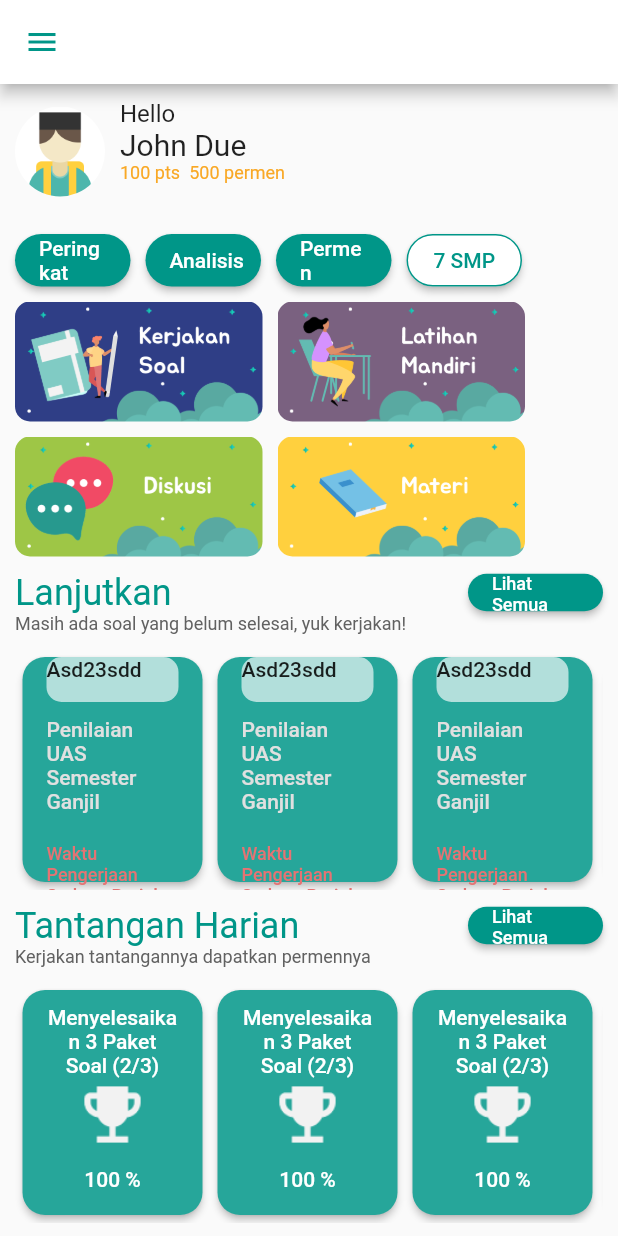
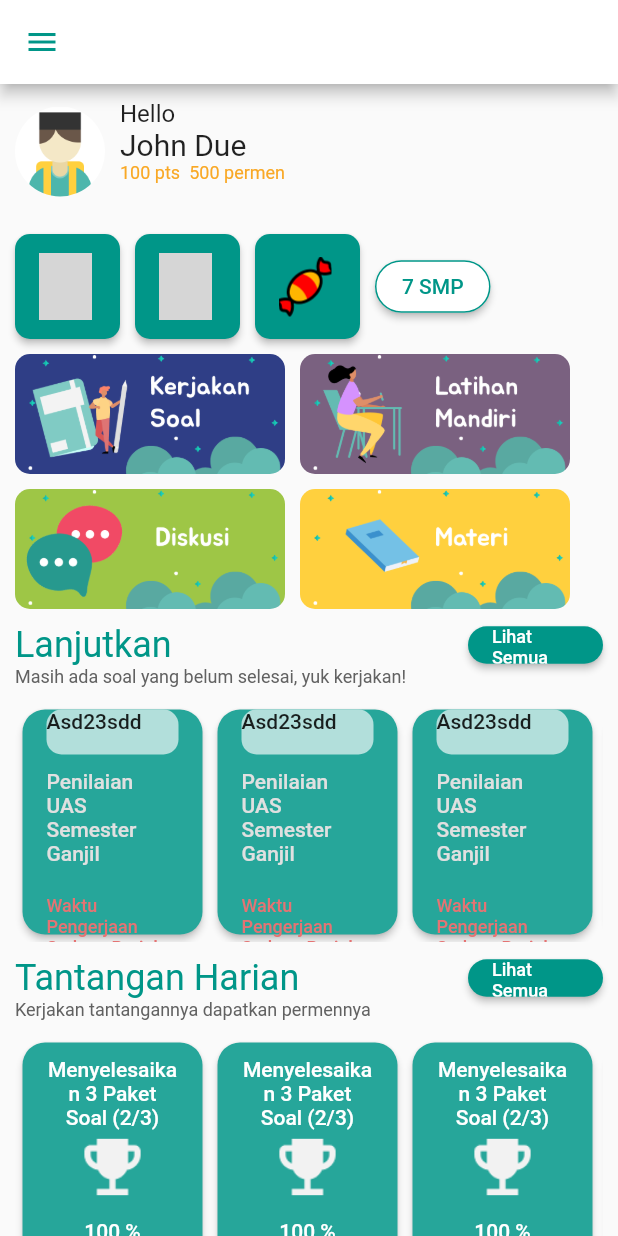
Before and after one commit to zulham724/flutter_siswapai, a Flutter app: the screen it shows after launch, after a tap on "Daftar", on a phone screen of 412 x 824 dp. Run offline on Flutter 3.47's test engine with Material 2 defaults, Android fonts, the phone set to English and light mode, and no system bars; our stand-ins replace get; grey boxes are pictures that could not be loaded.

Commit message:
Menu beranda.dart
Pemasangan logo sesuai menu "Analisis-Peringkat-Permen"

```diff
--- a/lib/Beranda.dart
+++ b/lib/Beranda.dart
@@ -1,17 +1,13 @@
-import 'package:androidflutter/HalamanRegister.dart';
 import 'package:flutter/material.dart';
 import 'package:androidflutter/Kotak.dart';
 import 'package:get/get.dart';
 import 'package:androidflutter/Peringkat.dart';
 import 'package:androidflutter/Analisis.dart';
-import 'package:androidflutter/Permen.dart';
 
 class BerandaPage extends StatelessWidget {
-  @override
   final List<Widget> quis = List<Widget>.generate(5, (i) => new Kotak());
   final List<Widget> lives = List<Widget>.generate(5, (i) => new Live());
-  final List<Widget> tantangan =
-      List<Widget>.generate(5, (i) => new Tantangan());
+  final List<Widget> tantangan = List<Widget>.generate(5, (i) => new Tantangan());
   Widget build(BuildContext context) {
     return Scaffold(
       appBar: AppBar(
@@ -32,7 +28,8 @@ class BerandaPage extends StatelessWidget {
           children: <Widget>[
             Row(
               children: <Widget>[
-                Container(
+                //Menu paling atas, menu Profile Picture
+                Container( //Profile Picture
                   height: 60.0,
                   width: 60.0,
                   decoration: BoxDecoration(
@@ -83,45 +80,35 @@ class BerandaPage extends StatelessWidget {
             SizedBox(
               height: 20.0,
             ),
+            //Break antara "Profile Picture" dengan "Peringkat-Analisis-Permen-Kelas Murid"
             Row(
               children: <Widget>[
-                Container(
-                  height: 35.0,
-                  width: 77.0,
+                Container( //Menu Peringkat
+                  height: 70.0,
+                  width: 70.0,
                   child: RaisedButton(
                     shape: RoundedRectangleBorder(
-                      borderRadius: BorderRadius.circular(18.0),
+                      borderRadius: BorderRadius.circular(10.0),
                     ),
-                    onPressed: () => Get.to(() => Peringkat(),
-                        transition: Transition.leftToRight),
-                    color: Colors.teal,
-                    textColor: Colors.white,
-                    child: Text("Peringkat", style: TextStyle(fontSize: 14)),
-                  ),
-                ),
-                SizedBox(
-                  width: 10.0,
-                ),
-                Container(
-                  height: 35.0,
-                  width: 77.0,
-                  child: RaisedButton(
-                    shape: RoundedRectangleBorder(
-                      borderRadius: BorderRadius.circular(18.0),
-                    ),
-                    onPressed: () => Get.to(() => Analisis()),
+                    onPressed: () => Get.to(() => Peringkat()),
                     color: Colors.teal,
                     textColor: Colors.white,
                     child: Row(
                       children: <Widget>[
-                        Container(
-                          decoration: BoxDecoration(
-                            image: DecorationImage(
-                              image: AssetImage('assets/images/pp_laki.png'),
-                            ),
-                          ),
+                        GestureDetector(
+
+                      child: Container(
+                        width: 35.0,
+                        height: 45.0,
+                        decoration: BoxDecoration(
+                          image: DecorationImage(
+                              image:
+                                  AssetImage("assets/images/beranda_peringkat.png"),
+                              fit: BoxFit.cover),
+                          borderRadius: BorderRadius.circular(1.0),
                         ),
-                        Text("Analisis")
+                      ),
+                      onTap: () {}),
                       ],
                     ),
                   ),
@@ -129,26 +116,76 @@ class BerandaPage extends StatelessWidget {
                 SizedBox(
                   width: 10.0,
                 ),
-                Container(
-                  height: 35.0,
-                  width: 77.0,
+
+                Container( //Menu Analisis
+                  height: 70.0,
+                  width: 70.0,
                   child: RaisedButton(
                     shape: RoundedRectangleBorder(
-                      borderRadius: BorderRadius.circular(18.0),
+                      borderRadius: BorderRadius.circular(10.0),
                     ),
-                    onPressed: () => Get.to(
-                      () => Permen(),
-                      transition: Transition.upToDown,
-                    ),
+                    onPressed: () => Get.to(() => Analisis()),
                     color: Colors.teal,
                     textColor: Colors.white,
-                    child: Text("Permen", style: TextStyle(fontSize: 14)),
+                    child: Row(
+                      children: <Widget>[
+                        GestureDetector(
+
+                      child: Container(
+                        width: 35.0,
+                        height: 45.0,
+                        decoration: BoxDecoration(
+                          image: DecorationImage(
+                              image:
+                                  AssetImage("assets/images/beranda_analisis.png"),
+                              fit: BoxFit.cover),
+                          borderRadius: BorderRadius.circular(1.0),
+                        ),
+                      ),
+                      onTap: () {}),
+                      ],
+                    ),
                   ),
                 ),
                 SizedBox(
                   width: 10.0,
                 ),
-                Container(
+
+                Container( //Menu Permen
+                 height: 70.0,
+                  width: 70.0,
+                  child: RaisedButton(
+                    shape: RoundedRectangleBorder(
+                      borderRadius: BorderRadius.circular(10.0),
+                    ),
+                    onPressed: () => Get.to(() => Analisis()),
+                    color: Colors.teal,
+                    textColor: Colors.white,
+                    child: Row(
+                      children: <Widget>[
+                        GestureDetector(
+
+                      child: Container(
+                        width: 35.0,
+                        height: 40.0,
+                        decoration: BoxDecoration(
+                          image: DecorationImage(
+                              image:
+                                  AssetImage("assets/images/beranda_permen.png"),
+                              fit: BoxFit.cover),
+                          borderRadius: BorderRadius.circular(0.1),
+                        ),
+                      ),
+                      onTap: () {}),
+                      ],
+                    ),
+                  ),
+                ),
+                SizedBox(
+                  width: 10.0,
+                ),
+
+                Container( //Menu "Kelas Murid"
                   height: 35.0,
                   width: 77.0,
                   child: RaisedButton(
@@ -167,17 +204,18 @@ class BerandaPage extends StatelessWidget {
             SizedBox(
               height: 10.0,
             ),
-            Container(
+            //Break antara "Peringkat-Analisis-Permen-Kelas Murid" dengan "Menu Card"
+            Container( //Menu Card-Card
               child: Row(
                 children: <Widget>[
                   GestureDetector(
-                      child: Container(
-                        width: 165.0,
+                      child: Container( //Card Kerjakan Soal
+                        width: 180.0,
                         height: 80.0,
                         decoration: BoxDecoration(
                           image: DecorationImage(
                               image:
-                                  AssetImage("assets/images/Card-kerjakan.png"),
+                                  AssetImage("assets/images/card_kerjakan.png"),
                               fit: BoxFit.cover),
                           borderRadius: BorderRadius.circular(10.0),
                         ),
@@ -187,13 +225,13 @@ class BerandaPage extends StatelessWidget {
                     width: 10.0,
                   ),
                   GestureDetector(
-                      child: Container(
-                        width: 165.0,
+                      child: Container(//Card Latihan Mandiri
+                        width: 180.0,
                         height: 80.0,
                         decoration: BoxDecoration(
                           image: DecorationImage(
                               image: AssetImage(
-                                  "assets/images/Card-Latihan Mandiri.png"),
+                                  "assets/images/card_latihan_mandiri.png"),
                               fit: BoxFit.cover),
                           borderRadius: BorderRadius.circular(10.0),
                         ),
@@ -205,17 +243,18 @@ class BerandaPage extends StatelessWidget {
             SizedBox(
               height: 10.0,
             ),
+
             Container(
               child: Row(
                 children: <Widget>[
                   GestureDetector(
-                      child: Container(
-                        width: 165.0,
+                      child: Container(//Card Diskusi
+                        width: 180.0,
                         height: 80.0,
                         decoration: BoxDecoration(
                           image: DecorationImage(
                               image:
-                                  AssetImage("assets/images/Menu Diskusi.png"),
+                                  AssetImage("assets/images/card_diskusi.png"),
                               fit: BoxFit.cover),
                           borderRadius: BorderRadius.circular(10.0),
                         ),
@@ -224,25 +263,34 @@ class BerandaPage extends StatelessWidget {
                   SizedBox(
                     width: 10.0,
                   ),
+
                   GestureDetector(
-                      child: Container(
-                        width: 165.0,
+                      child: Container(//Card Materi
+                        width: 180.0,
                         height: 80.0,
                         decoration: BoxDecoration(
                           image: DecorationImage(
                               image:
-                                  AssetImage("assets/images/Card-Materi.png"),
+                                  AssetImage("assets/images/card_materi.png"),
                               fit: BoxFit.cover),
                           borderRadius: BorderRadius.circular(10.0),
                         ),
                       ),
                       onTap: () {}),
+
+                  SizedBox(
+                    width: 10.0,
+                  ),
+
                 ],
               ),
             ),
             SizedBox(
               height: 10.0,
             ),
+
+//Break antara "Menu Card" dengan "Menu Lanjutkan"
+
             Container(
                 child: Row(
               mainAxisAlignment: MainAxisAlignment.spaceBetween,
```
